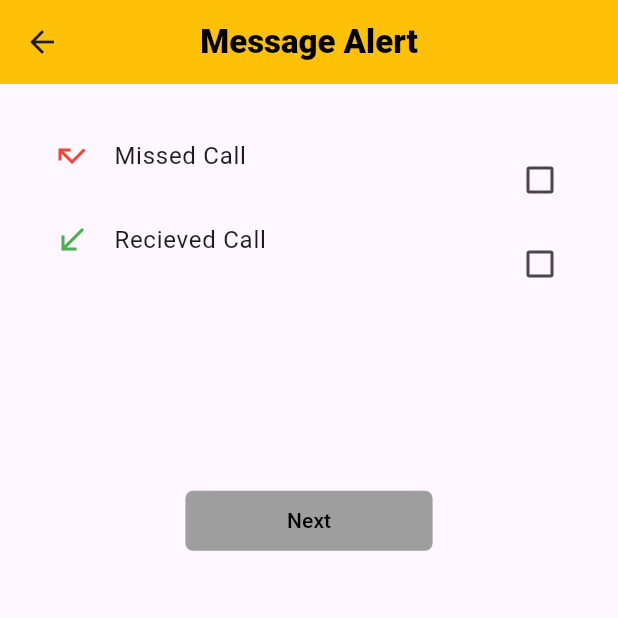
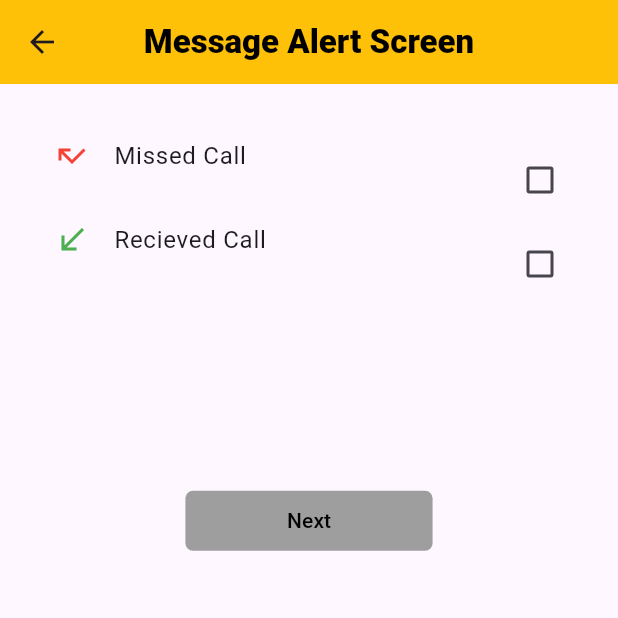
Before and after one commit to NishaNathan/VerifywithGetx, a Flutter app: the MessageAlertScreen screen opened directly, on a phone screen of 412 x 824 dp, the top half of it. Run offline on Flutter 3.47's test engine with Material 3 defaults, Android fonts, the phone set to English and light mode, and no system bars; our stand-ins replace get, shared_preferences; accounts and stored records are empty.

Commit message:
Second Commit[Check]

```diff
--- a/lib/src/features/authentication/screens/messagealertscreen/messagealert.dart
+++ b/lib/src/features/authentication/screens/messagealertscreen/messagealert.dart
@@ -25,7 +25,7 @@ class _MessageAlertScreenState extends State<MessageAlertScreen> {
     return Scaffold(
       appBar: AppBar(
           title: const Text(
-            "Message Alert",
+            "Message Alert Screen",
             style: TextStyle(color: primaryColor, fontWeight: FontWeight.w800),
           ),
           centerTitle: true,
```
